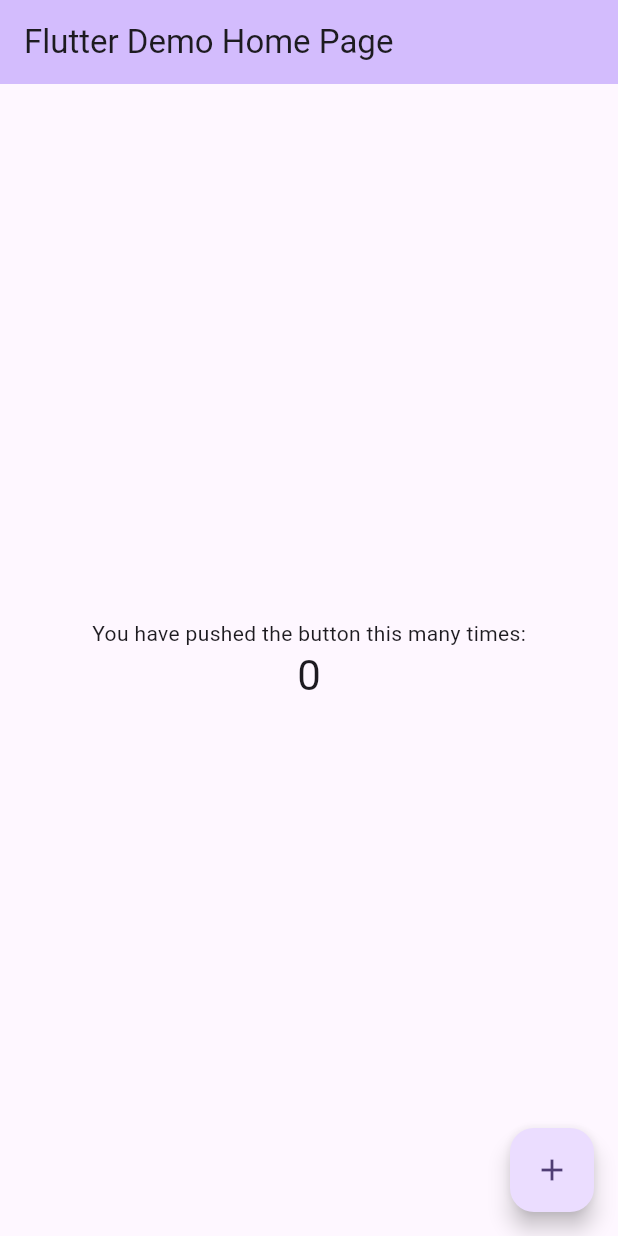
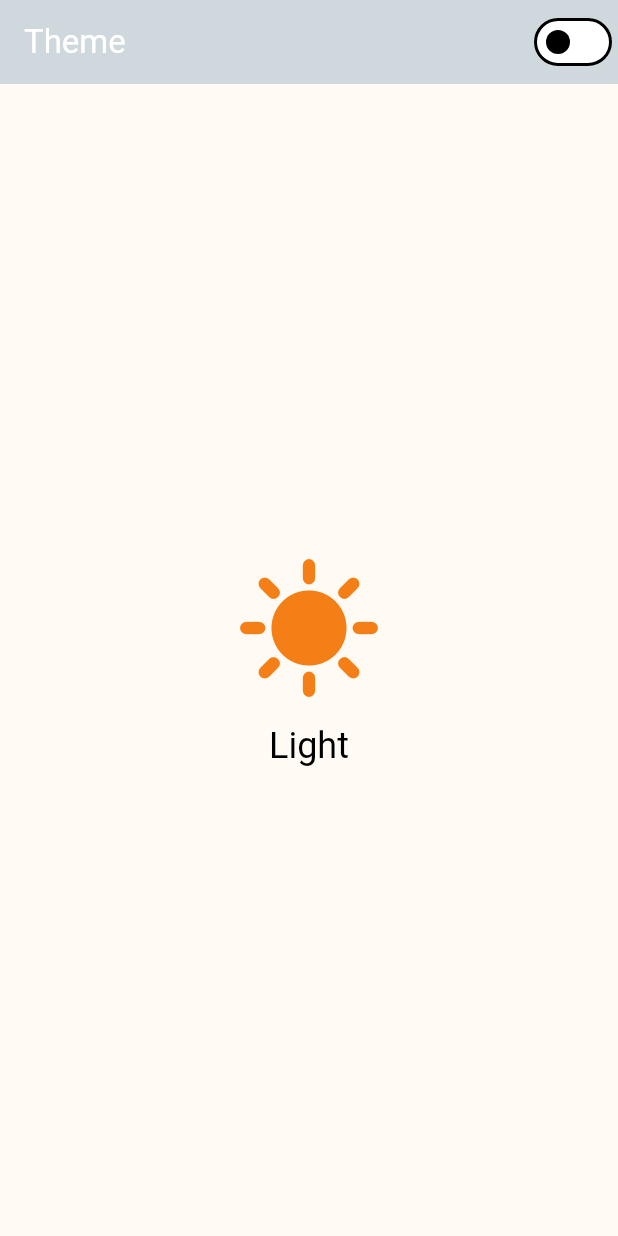
Before and after one commit to luisabreu84/flutter_themedata, a Flutter app: the screen it shows after launch, on a phone screen of 412 x 824 dp. Run offline on Flutter 3.47's test engine with Material 3 defaults, Android fonts, the phone set to English and light mode, and no system bars.

Commit message:
allow to change theme

```diff
--- a/lib/main.dart
+++ b/lib/main.dart
@@ -1,125 +1,25 @@
 import 'package:flutter/material.dart';
+import 'package:provider/provider.dart';
+import 'pages/home_page.dart';
+import 'theme/theme_provider.dart';
 
 void main() {
-  runApp(const MyApp());
+  runApp(
+    ChangeNotifierProvider(
+      create: (context) => ThemeProvider(),
+      child: const MyApp())
+  );
 }
 
 class MyApp extends StatelessWidget {
   const MyApp({super.key});
 
-  // This widget is the root of your application.
   @override
   Widget build(BuildContext context) {
     return MaterialApp(
-      title: 'Flutter Demo',
-      theme: ThemeData(
-        // This is the theme of your application.
-        //
-        // TRY THIS: Try running your application with "flutter run". You'll see
-        // the application has a purple toolbar. Then, without quitting the app,
-        // try changing the seedColor in the colorScheme below to Colors.green
-        // and then invoke "hot reload" (save your changes or press the "hot
-        // reload" button in a Flutter-supported IDE, or press "r" if you used
-        // the command line to start the app).
-        //
-        // Notice that the counter didn't reset back to zero; the application
-        // state is not lost during the reload. To reset the state, use hot
-        // restart instead.
-        //
-        // This works for code too, not just values: Most code changes can be
-        // tested with just a hot reload.
-        colorScheme: ColorScheme.fromSeed(seedColor: Colors.deepPurple),
-        useMaterial3: true,
-      ),
-      home: const MyHomePage(title: 'Flutter Demo Home Page'),
+      debugShowCheckedModeBanner: false,
+      home: const HomePage(),
+      theme: Provider.of<ThemeProvider>(context).themeData,
     );
   }
 }
-
-class MyHomePage extends StatefulWidget {
-  const MyHomePage({super.key, required this.title});
-
-  // This widget is the home page of your application. It is stateful, meaning
-  // that it has a State object (defined below) that contains fields that affect
-  // how it looks.
-
-  // This class is the configuration for the state. It holds the values (in this
-  // case the title) provided by the parent (in this case the App widget) and
-  // used by the build method of the State. Fields in a Widget subclass are
-  // always marked "final".
-
-  final String title;
-
-  @override
-  State<MyHomePage> createState() => _MyHomePageState();
-}
-
-class _MyHomePageState extends State<MyHomePage> {
-  int _counter = 0;
-
-  void _incrementCounter() {
-    setState(() {
-      // This call to setState tells the Flutter framework that something has
-      // changed in this State, which causes it to rerun the build method below
-      // so that the display can reflect the updated values. If we changed
-      // _counter without calling setState(), then the build method would not be
-      // called again, and so nothing would appear to happen.
-      _counter++;
-    });
-  }
-
-  @override
-  Widget build(BuildContext context) {
-    // This method is rerun every time setState is called, for instance as done
-    // by the _incrementCounter method above.
-    //
-    // The Flutter framework has been optimized to make rerunning build methods
-    // fast, so that you can just rebuild anything that needs updating rather
-    // than having to individually change instances of widgets.
-    return Scaffold(
-      appBar: AppBar(
-        // TRY THIS: Try changing the color here to a specific color (to
-        // Colors.amber, perhaps?) and trigger a hot reload to see the AppBar
-        // change color while the other colors stay the same.
-        backgroundColor: Theme.of(context).colorScheme.inversePrimary,
-        // Here we take the value from the MyHomePage object that was created by
-        // the App.build method, and use it to set our appbar title.
-        title: Text(widget.title),
-      ),
-      body: Center(
-        // Center is a layout widget. It takes a single child and positions it
-        // in the middle of the parent.
-        child: Column(
-          // Column is also a layout widget. It takes a list of children and
-          // arranges them vertically. By default, it sizes itself to fit its
-          // children horizontally, and tries to be as tall as its parent.
-          //
-          // Column has various properties to control how it sizes itself and
-          // how it positions its children. Here we use mainAxisAlignment to
-          // center the children vertically; the main axis here is the vertical
-          // axis because Columns are vertical (the cross axis would be
-          // horizontal).
-          //
-          // TRY THIS: Invoke "debug painting" (choose the "Toggle Debug Paint"
-          // action in the IDE, or press "p" in the console), to see the
-          // wireframe for each widget.
-          mainAxisAlignment: MainAxisAlignment.center,
-          children: <Widget>[
-            const Text(
-              'You have pushed the button this many times:',
-            ),
-            Text(
-              '$_counter',
-              style: Theme.of(context).textTheme.headlineMedium,
-            ),
-          ],
-        ),
-      ),
-      floatingActionButton: FloatingActionButton(
-        onPressed: _incrementCounter,
-        tooltip: 'Increment',
-        child: const Icon(Icons.add),
-      ), // This trailing comma makes auto-formatting nicer for build methods.
-    );
-  }
-}
--- /dev/null
+++ b/lib/pages/home_page.dart
@@ -0,0 +1,45 @@
+import 'package:flutter/material.dart';
+import 'package:provider/provider.dart';
+import 'package:themedata/theme/theme_provider.dart';
+
+class HomePage extends StatefulWidget {
+  const HomePage({super.key});
+
+  @override
+  State<HomePage> createState() => _HomePageState();
+}
+
+class _HomePageState extends State<HomePage> {
+
+  @override
+  Widget build(BuildContext context) {
+
+    return Scaffold(
+      backgroundColor: Theme.of(context).colorScheme.background,
+      appBar: AppBar(
+        backgroundColor: Theme.of(context).colorScheme.primary,
+        foregroundColor: Colors.white,
+        title: const Text('Theme'),
+        actions: [
+          Switch(value: Theme.of(context).brightness == Brightness.dark, onChanged: (isOn) {
+            setState(() {
+              Provider.of<ThemeProvider>(context, listen: false).toggleTheme();
+            });
+          })
+        ],
+      ),
+      body: Center(
+        child: Column(
+          mainAxisAlignment: MainAxisAlignment.center,
+          children: [
+            Theme.of(context).brightness == Brightness.light
+              ? Icon(Icons.sunny, size: 100, color: Colors.yellow[900])
+              : const Icon(Icons.dark_mode, size: 100, color: Colors.black),
+            const SizedBox(height: 15),
+            Text(Theme.of(context).brightness == Brightness.light ? 'Light' : 'Dark', style: Theme.of(context).textTheme.displayMedium)
+          ]
+        )
+      ),
+    );
+  }
+}
--- /dev/null
+++ b/lib/theme/theme.dart
@@ -0,0 +1,25 @@
+import 'package:flutter/material.dart';
+
+ThemeData lightTheme = ThemeData(
+  useMaterial3: true,
+  brightness: Brightness.light,
+  colorScheme: ColorScheme.light(
+    background: const Color(0xffFFFBF4),
+    primary: Colors.blueGrey.shade100,
+  ),
+  textTheme: const TextTheme(
+    displayMedium: TextStyle(fontSize: 24, color: Colors.black),
+  )
+);
+
+ThemeData darkTheme = ThemeData(
+  useMaterial3: true,
+  brightness: Brightness.dark,
+  colorScheme: const ColorScheme.dark(
+    background: Colors.grey,
+    primary: Colors.black12,
+  ),
+  textTheme: const TextTheme(
+    displayMedium: TextStyle(fontSize: 24, color: Colors.white),
+  )
+);
--- /dev/null
+++ b/lib/theme/theme_provider.dart
@@ -0,0 +1,18 @@
+import 'package:flutter/material.dart';
+import 'package:themedata/theme/theme.dart';
+
+class ThemeProvider extends ChangeNotifier {
+  ThemeData _themeData = lightTheme;
+
+  ThemeData get themeData => _themeData;
+
+  set setThemeData(ThemeData themeData) {
+    _themeData = themeData;
+    notifyListeners();
+  }
+
+  void toggleTheme() {
+    _themeData = _themeData == lightTheme ? darkTheme : lightTheme;
+    notifyListeners();
+  }
+}
--- a/pubspec.yaml
+++ b/pubspec.yaml
@@ -35,6 +35,7 @@ dependencies:
   # The following adds the Cupertino Icons font to your application.
   # Use with the CupertinoIcons class for iOS style icons.
   cupertino_icons: ^1.0.6
+  provider: ^6.1.1
 
 dev_dependencies:
   flutter_test:
```
Also changed, not shown: pubspec.lock.
